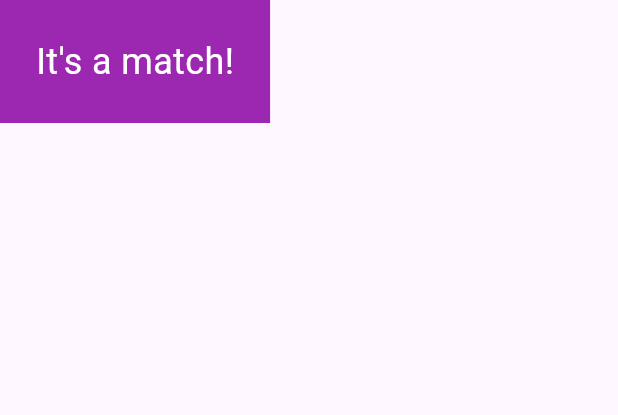
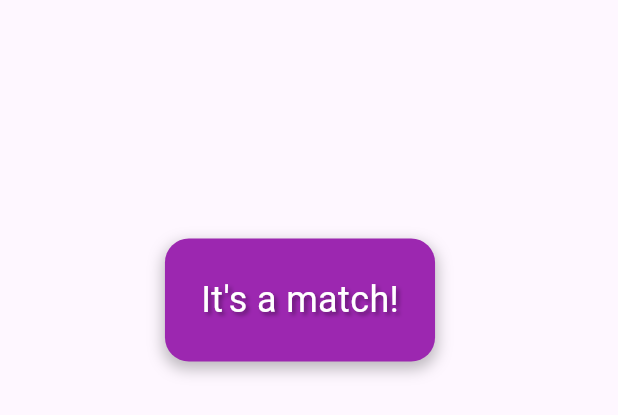
Before and after one commit to xMagonsky/flutter-matchme, a Flutter app: the MatchPopup widget shown alone on an empty page, opened directly, on a phone screen of 412 x 824 dp. Shown: the top 415 px of the screen. Run offline on Flutter 3.47's test engine with Material 3 defaults, Android fonts, the light colour scheme and no system bars; our stand-ins replace cloud_firestore, firebase_auth, firebase_core, flutter_card_swiper; accounts and stored records are empty.

Commit message:
match look upgrade

```diff
--- a/lib/screens/homepage.dart
+++ b/lib/screens/homepage.dart
@@ -41,7 +41,6 @@ class _HomePageState extends State<HomePage> {
     final authProvider = Provider.of<AuthProvider>(context, listen: false);
 
     return Scaffold(
-      appBar: AppBar(title: const Text("Home Page"), automaticallyImplyLeading: false),
       body: Center(
         child: Column(
           children: [
--- a/lib/widgets/match_popup.dart
+++ b/lib/widgets/match_popup.dart
@@ -1,4 +1,5 @@
 import 'package:flutter/material.dart';
+import 'dart:math';
 
 class MatchPopup extends StatefulWidget {
   const MatchPopup({super.key});
@@ -7,9 +8,24 @@ class MatchPopup extends StatefulWidget {
   State<MatchPopup> createState() => _MatchPopupState();
 }
 
+class _Sparkle {
+  final double angle;
+  final double distance;
+  final double radius;
+  final Color color;
+
+  _Sparkle(this.angle, this.distance, this.radius, this.color);
+}
+
 class _MatchPopupState extends State<MatchPopup> with SingleTickerProviderStateMixin {
   late AnimationController _controller;
+
   late Animation<double> _scaleAnimation;
+
+  late Animation<double> _sparkleExpansion;
+  late Animation<double> _sparkleFade;
+
+  late List<_Sparkle> _sparkles;
 
   @override
   void initState() {
@@ -17,14 +33,46 @@ class _MatchPopupState extends State<MatchPopup> with SingleTickerProviderStateM
 
     _controller = AnimationController(
       vsync: this,
-      duration: const Duration(seconds: 1),
+      duration: const Duration(milliseconds: 1500),
     );
 
     _scaleAnimation = Tween<double>(begin: 0.0, end: 1.0).animate(
-      CurvedAnimation(parent: _controller, curve: Curves.elasticOut),
+      CurvedAnimation(
+        parent: _controller,
+        curve: const Interval(0.0, 0.7, curve: Curves.elasticOut),
+      ),
     );
 
-    // Start animation automatically
+    _sparkleExpansion = Tween<double>(begin: 0.0, end: 1.0).animate(
+      CurvedAnimation(
+        parent: _controller,
+        curve: const Interval(0.0, 1.0, curve: Curves.easeOut),
+      ),
+    );
+
+    _sparkleFade = Tween<double>(begin: 1.0, end: 0.0).animate(
+      CurvedAnimation(
+        parent: _controller,
+        curve: const Interval(0.7, 1.0, curve: Curves.easeOut),
+      ),
+    );
+
+    final rand = Random();
+    _sparkles = List.generate(15, (index) {
+      final angle = rand.nextDouble() * 2 * pi;
+      final distance = 70 + rand.nextDouble() * 150;
+      final radius = 3 + rand.nextDouble() * 7;
+      final color = HSVColor.fromAHSV(
+        1.0,
+        280 + (rand.nextDouble() * 20),
+        0.5 + (rand.nextDouble() * 0.5),
+        0.5 + (rand.nextDouble() * 0.5),
+      ).toColor();
+      return _Sparkle(angle, distance, radius, color);
+    });
+
+    _controller.addListener(() => setState(() {}));
+
     _controller.forward();
   }
 
@@ -38,17 +86,81 @@ class _MatchPopupState extends State<MatchPopup> with SingleTickerProviderStateM
   Widget build(BuildContext context) {
     return ScaleTransition(
       scale: _scaleAnimation,
-      child: Container(
+      child: Stack(
+        alignment: Alignment.center,
+        children: [
+          // Sparkles behind the container
+          CustomPaint(
+            size: const Size(400, 400),
+            painter: _SparklesPainter(
+              sparkles: _sparkles,
+              expansion: _sparkleExpansion.value,
+              fade: _sparkleFade.value,
+            ),
+          ),
+          Container(
             padding: const EdgeInsets.all(24.0),
+            decoration: BoxDecoration(
               color: Colors.purple,
+              borderRadius: BorderRadius.circular(16.0),
+              boxShadow: [
+                BoxShadow(
+                  color: Colors.black26,
+                  offset: Offset(0, 4),
+                  blurRadius: 8,
+                  spreadRadius: 1,
+                ),
+              ],
+            ),
             child: const Text(
               "It's a match!",
               style: TextStyle(
                 fontSize: 24,
                 color: Colors.white,
+                shadows: [
+                  Shadow(
+                    offset: Offset(2, 2),
+                    blurRadius: 3,
+                    color: Colors.black38,
+                  ),
+                ],
               ),
             ),
+          ),
+        ],
       ),
     );
   }
 }
+
+class _SparklesPainter extends CustomPainter {
+  final List<_Sparkle> sparkles;
+  final double expansion;
+  final double fade;
+
+  _SparklesPainter({
+    required this.sparkles,
+    required this.expansion,
+    required this.fade,
+  });
+
+  @override
+  void paint(Canvas canvas, Size size) {
+    final center = Offset(size.width / 2, size.height / 2);
+
+    for (final sparkle in sparkles) {
+      final dx = center.dx + sparkle.distance * expansion * cos(sparkle.angle);
+      final dy = center.dy + sparkle.distance * expansion * sin(sparkle.angle);
+
+      final paint = Paint()..color = sparkle.color.withOpacity(fade);
+      canvas.drawCircle(Offset(dx, dy), sparkle.radius, paint);
+    }
+  }
+
+  @override
+  bool shouldRepaint(covariant _SparklesPainter oldDelegate) {
+    return oldDelegate.expansion != expansion ||
+        oldDelegate.fade != fade ||
+        oldDelegate.sparkles != sparkles;
+  }
+}
```
Also changed, not shown: lib/screens/complete_registration.dart (+0 -20 lines). Lines whose indentation alone changed are shown as unchanged.
